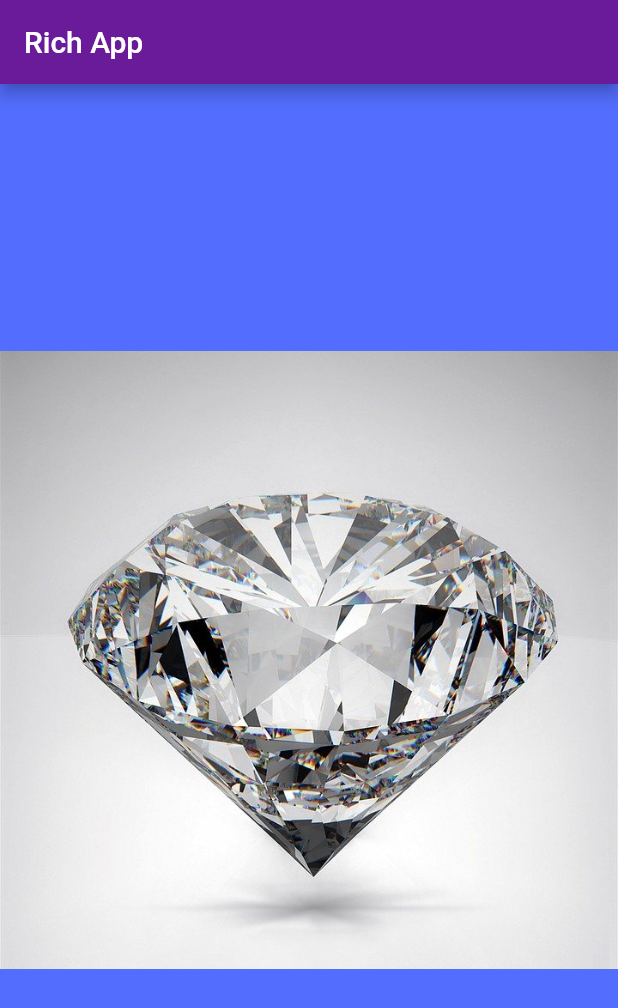
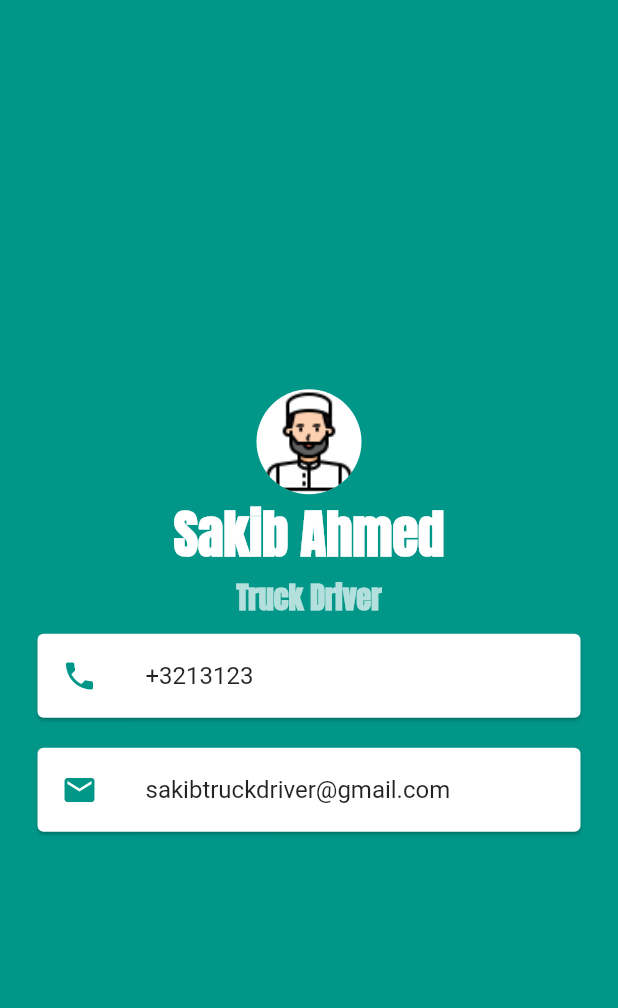
Before and after one commit to ArmanKamal/FirstFlutterApp, a Flutter app: the screen it shows after launch, on a phone screen of 412 x 824 dp. Shown: the top 1008 px of the screen. Run offline on Flutter 3.47's test engine with Material 2 defaults, Android fonts, the phone set to English and light mode, and no system bars.

Commit message:
Truck driver app

```diff
--- a/lib/main.dart
+++ b/lib/main.dart
@@ -3,15 +3,69 @@ import 'package:flutter/material.dart';
 /* The main function is the starting point of all our Flutter Apps */
 
 void main() {
-  runApp(MaterialApp(
+  runApp(myApp());
+}
+
+class myApp extends StatelessWidget {
+  @override
+  Widget build(BuildContext context) {
+    return MaterialApp(
       home: Scaffold(
-          backgroundColor: Colors.indigoAccent,
-          appBar: AppBar(
-            title: Text('Rich App'),
-            backgroundColor: Colors.purple.shade800,
+        backgroundColor: Colors.teal,
+        body: SafeArea(
+            child: Center(
+          child: Column(
+            mainAxisAlignment: MainAxisAlignment.center,
+            children: [
+              CircleAvatar(
+                radius: 35.0,
+                backgroundColor: Colors.white,
+                backgroundImage: AssetImage('images/avatar.png'),
+              ),
+              Text(
+                "Sakib Ahmed",
+                style: TextStyle(
+                    fontFamily: 'Anton',
+                    fontSize: 35,
+                    fontWeight: FontWeight.bold,
+                    color: Colors.white),
+              ),
+              Text(
+                "Truck Driver",
+                style: TextStyle(
+                    fontFamily: 'Anton',
+                    fontSize: 20,
+                    fontWeight: FontWeight.bold,
+                    color: Colors.white70),
+              ),
+              Card(
+                margin: EdgeInsets.symmetric(vertical: 10.0,horizontal: 25.0),
+                child: ListTile(
+                  leading: Icon(
+                      Icons.phone,
+                      color: Colors.teal
+                  ),
+                  title: Text(
+                      "+3213123"
+                  ) ,
+                ),
+              ),
+              Card(
+                margin: EdgeInsets.symmetric(vertical: 10.0,horizontal: 25.0),
+                child: ListTile(
+                  leading: Icon(
+                      Icons.email,
+                      color: Colors.teal
+                  ),
+                  title: Text(
+                      "sakibtruckdriver@gmail.com"
+                  ) ,
+                ),
+              ),
+            ],
           ),
-          body: Center(
-              child: Image(
-            image: AssetImage('images/diamond.jpg'),
-          )))));
+        )),
+      ),
+    );
+  }
 }
--- a/pubspec.yaml
+++ b/pubspec.yaml
@@ -25,3 +25,7 @@ flutter:
   uses-material-design: true
   assets:
      - images/
+  fonts:
+  - family: Anton
+    fonts:
+    - asset: fonts/Anton-Regular.ttf
```
Also changed, not shown: fonts/Anton-Regular.ttf (added), images/avatar.png (added).
